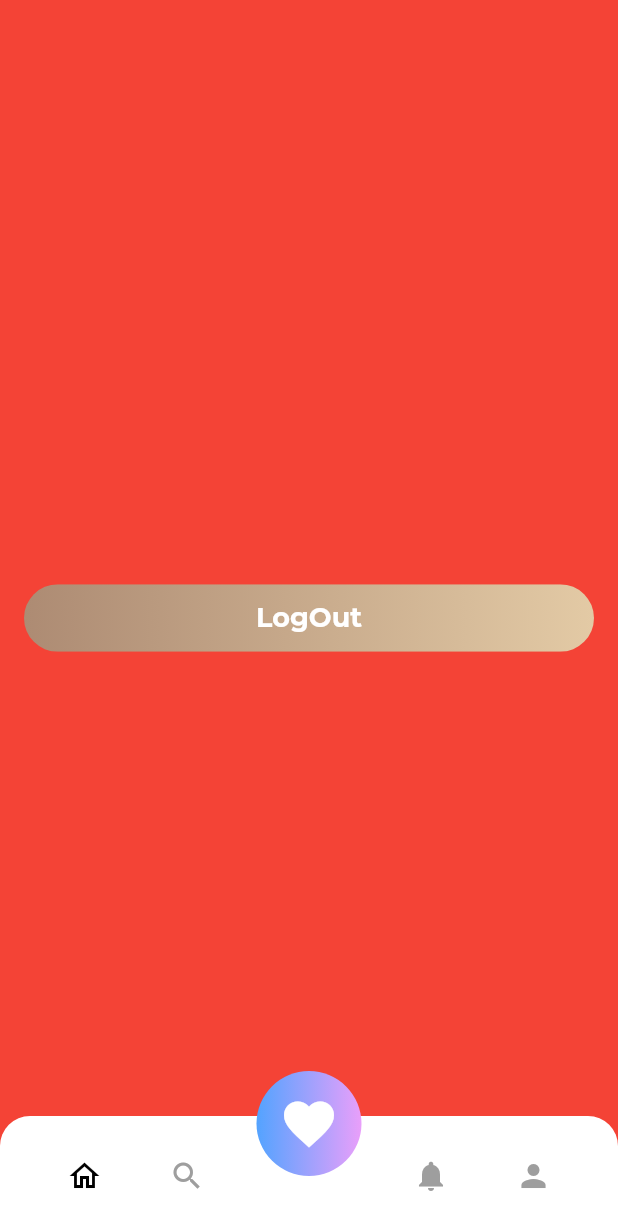
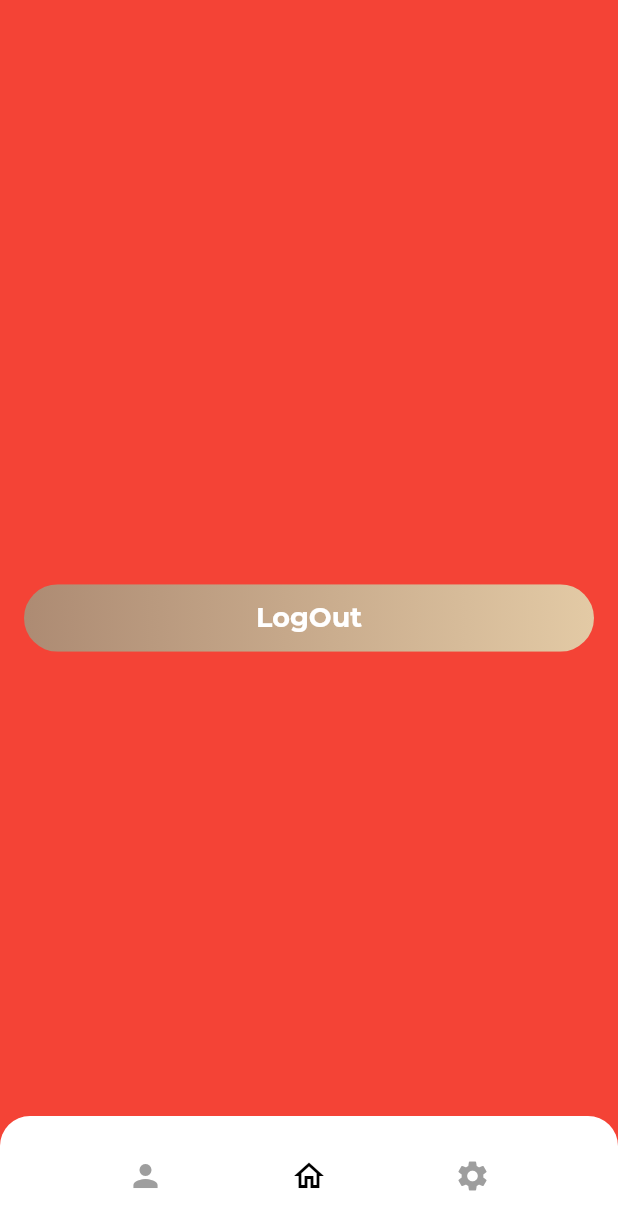
Before and after one commit to thomasdrabo/easy-sign, a Flutter app: the Home screen opened directly, after a tap on the "person" icon, after a tap on the "home" icon, on a phone screen of 412 x 824 dp. Shown: the top 1230 px of the screen. Run offline on Flutter 3.47's test engine with Material 2 defaults, Android fonts, the phone set to English and light mode, and no system bars; our stand-ins replace cloud_firestore, date_time_picker, firebase_auth, firebase_core, firebase_messaging, firebase_storage and 7 more; accounts and stored records are empty; network calls fail.

Commit message:
navbar 3 onglets profile-home-settings

```diff
--- a/EasySign/lib/pages/home.dart
+++ b/EasySign/lib/pages/home.dart
@@ -20,29 +20,18 @@ class Home extends StatefulWidget {
 
 class _HomeState extends State<Home> {
 
-  int indexNav = 0;
+  int indexNav = 1;
   late Widget display = const Page1();
   final firestoreInstance = FirebaseFirestore.instance;
   final FirebaseAuth auth = FirebaseAuth.instance;
-  var user;
 
 
-  //Variable servant à savoir si c'est un compte privé individuel (0), ou bien un compte rattaché à une entreprise, club etc... (1)
-  int accountType = 1;
-
-  @override
-  void initState() {
-    // TODO: implement initState
-    setState(()  {
-      // firestoreInstance.collection('users').doc(auth.currentUser!.uid).get().then((value) {
-      //   setState(() {
-      //     user = value.data();
-      //   });
-      // });
-      //print(user.data());
-    });
-    super.initState();
-  }
+  // @override
+  // void initState() {
+  //   // TODO: implement initState
+  //
+  //   super.initState();
+  // }
 
   // void updateUser(var usr){
   //   setState(() {
@@ -74,30 +63,6 @@ class _HomeState extends State<Home> {
                 child: Stack(
                   clipBehavior: Clip.none,
                   children: [
-                    AnimatedPositioned(
-                      top: indexNav == 2 ? 15 : -30,
-                      left: indexNav == 2 ? MediaQuery.of(context).size.width / 2 - 26 : MediaQuery.of(context).size.width / 2 - 35,
-                      duration: const Duration(milliseconds: 150),
-                      child: InkWell(
-                        onTap: () {
-                          setState(() {
-                            indexNav = 2;
-                            display = const Page3();
-                          });
-                        },
-                        child: AnimatedContainer(
-                          width: indexNav == 2 ? 52 : 70,
-                          height: indexNav == 2 ? 52 : 70,
-                          child: AnimatedSize(
-                              curve: Curves.easeIn,
-                              duration: const Duration(milliseconds: 150),
-                              child: Icon(Icons.favorite, color: Colors.white, size: indexNav == 2 ? 25 : 40,)),
-                          decoration: const BoxDecoration(
-                              shape: BoxShape.circle,
-                              gradient: const LinearGradient(colors: [Color(0xFF53A3FF), Color(0xFFE99FFA)])), duration: const Duration(milliseconds: 150),
-                        ),
-                      ),
-                    ),
                     Container(
                       width: MediaQuery.of(context).size.width,
                       height: 80,
@@ -108,44 +73,32 @@ class _HomeState extends State<Home> {
                             onTap: () {
                               setState(() {
                                 indexNav = 0;
-                                display = const Page1();
+                                display =  Profile();
                               });
                             },
                             child: Container(
-                              child: indexNav == 0 ? const Icon(Icons.home_outlined, color: Colors.black,) :  const Icon(Icons.home_outlined, color: Colors.grey),
+                              child: Icon(Icons.person, color: indexNav == 0 ? Colors.black : Colors.grey,),
                             ),
                           ),
                           InkWell(
                             onTap: () {
                               setState(() {
                                 indexNav = 1;
-                                display = const Page2();
+                                display = const Page1();
                               });
                             },
                             child: Container(
-                              child: indexNav == 1 ? const Icon(Icons.search_outlined, color: Colors.black,)  : const Icon(Icons.search_outlined, color: Colors.grey,),
-                            ),
-                          ),
-                          const SizedBox(width: 50,),
-                          InkWell(
-                            onTap: () {
-                              setState(() {
-                                indexNav = 3;
-                                display = const Page4();
-                              });
-                            },
-                            child: Container(
-                              child: indexNav == 3 ? const Icon(Icons.notifications, color: Colors.black,)  : const Icon(Icons.notifications, color: Colors.grey,),
+                              child:Icon(Icons.home_outlined, color: indexNav == 1 ? Colors.black : Colors.grey,),
                             ),
                           ),
                           InkWell(
                             onTap: () {
                               setState(() {
-                                indexNav = 4;
-                                display = const Profile();
+                                indexNav = 2;
+                                display = const Page2();
                               });
                             },
-                            child: indexNav == 4 ? const Icon(Icons.person, color: Colors.black,)  : const Icon(Icons.person, color: Colors.grey,),
+                            child: Icon(Icons.settings, color: indexNav == 2 ? Colors.black : Colors.grey,),
                           ),
                         ],
                       ),
--- a/EasySign/lib/pages/profile.dart
+++ b/EasySign/lib/pages/profile.dart
@@ -1,3 +1,5 @@
+import 'package:cloud_firestore/cloud_firestore.dart';
+import 'package:firebase_auth/firebase_auth.dart';
 import 'package:flutter/material.dart';
 import 'package:flutter/cupertino.dart';
 import '../models/user.dart';
@@ -11,97 +13,116 @@ class Profile extends StatefulWidget {
 }
 
 class _ProfileState extends State<Profile> {
+  final FirebaseAuth auth = FirebaseAuth.instance;
+  final firestoreInstance = FirebaseFirestore.instance;
+
+  var user;
+  void _getUserInfo() {
+    firestoreInstance.collection('users').doc(auth.currentUser!.uid).get().then((userDoc) {
+      setState((){
+        user = userDoc.data();
+      });
+    });
+  }
+
+  @override
+  void initState() {
+    // TODO: implement initState
+
+    _getUserInfo();
+
+    super.initState();
+  }
+
   @override
   Widget build(BuildContext context) {
-
-    return Container(
-        child: Builder(
+    return Builder(
         builder: (context) => Scaffold(
             appBar: AppBar(),
-      body: ListView(
-        physics: BouncingScrollPhysics(),
+            body: Column(
+              crossAxisAlignment: CrossAxisAlignment.start,
               children: [
                 const SizedBox(height: 24),
                 buildName(),
-          const SizedBox(height: 24),
-          const SizedBox(height: 24),
+                const SizedBox(height: 48),
+                Center(
+                  child: Container(
+                    width: 100,
+                    child: ClipRRect(
+                        borderRadius: BorderRadius.all(Radius.circular(1000)),
+                        child: Image.network(user['pdp'])
+                    ),
+                  ),
+                ),
+
                 const SizedBox(height: 48),
                 buildAbout(),
-          buildInfos()
-        ]
-    )
-    )
-    )
-    );
+                const SizedBox(height: 16),
+                buildInfos(),
+              ],
+            )));
   }
 
-    Widget buildName() => Column(
-    children: [
-    Text(
-    "Username",
+  Widget buildName() => Center(
+    child: Text(
+      user['pseudo'],
       style: TextStyle(fontWeight: FontWeight.bold, fontSize: 24),
     ),
-    const SizedBox(height: 4),
-    Text(
-    "Mail",
-    style: TextStyle(color: Colors.grey),
-    )
-    ],
   );
 
-
   Widget buildAbout() => Container(
-    padding: EdgeInsets.symmetric(horizontal: 48),
+    padding: const EdgeInsets.symmetric(horizontal: 48),
     child: Column(
       crossAxisAlignment: CrossAxisAlignment.start,
       children: [
-    Text(
+        const Text(
           'About',
           style: TextStyle(fontSize: 24, fontWeight: FontWeight.bold),
         ),
         const SizedBox(height: 16),
         Text(
-    "about informations bla bla bla",
-    style: TextStyle(fontSize: 16, height: 1.4),
+          user['description'],
+          style: const TextStyle(fontSize: 16, height: 1.4),
         ),
       ],
     ),
   );
 
   Widget buildInfos() => Container(
-    padding: EdgeInsets.symmetric(horizontal: 48),
+    padding: const EdgeInsets.symmetric(horizontal: 48),
     child: Column(
       crossAxisAlignment: CrossAxisAlignment.start,
       children: [
-        Text(
+        const Text(
           'Infos',
-          style: TextStyle(fontSize: 24, fontWeight: FontWeight.bold),
+          style: const TextStyle(fontSize: 24, fontWeight: FontWeight.bold),
         ),
         const SizedBox(height: 16),
         Text(
-          "infos infos",
-          style: TextStyle(fontSize: 16, height: 1.4),
-        ),
-        Text(
-          'Superieur',
-          style: TextStyle(fontSize: 24, fontWeight: FontWeight.bold),
+          user['firstName'] + ' ' + user['lastName'],
+          style: const TextStyle(fontSize: 16, height: 1.4),
         ),
         const SizedBox(height: 16),
-        Text(
+        const Text(
+          'Superieur',
+          style: const TextStyle(fontSize: 24, fontWeight: FontWeight.bold),
+        ),
+        const SizedBox(height: 16),
+        const Text(
           "boss boss boss",
           style: TextStyle(fontSize: 16, height: 1.4),
         ),
-        Text(
+        const SizedBox(height: 16),
+        const Text(
           'Poste',
           style: TextStyle(fontSize: 24, fontWeight: FontWeight.bold),
         ),
         const SizedBox(height: 16),
-        Text(
+        const Text(
           "pute pute pute",
           style: TextStyle(fontSize: 16, height: 1.4),
         ),
       ],
     ),
   );
-
 }
```
Lines whose indentation alone changed are shown as unchanged.
